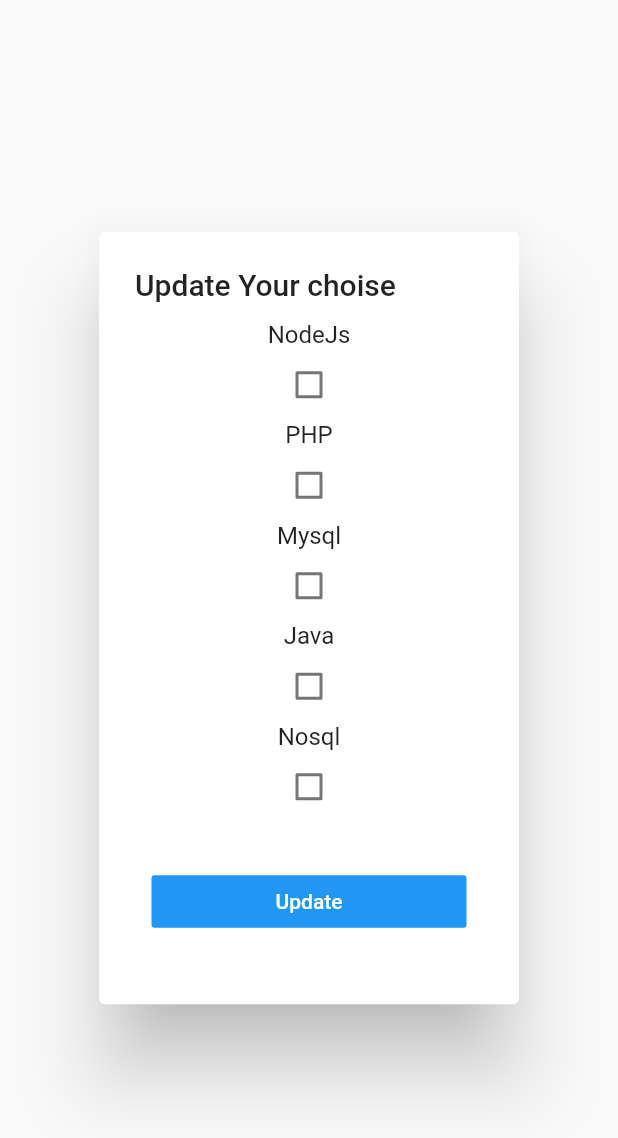
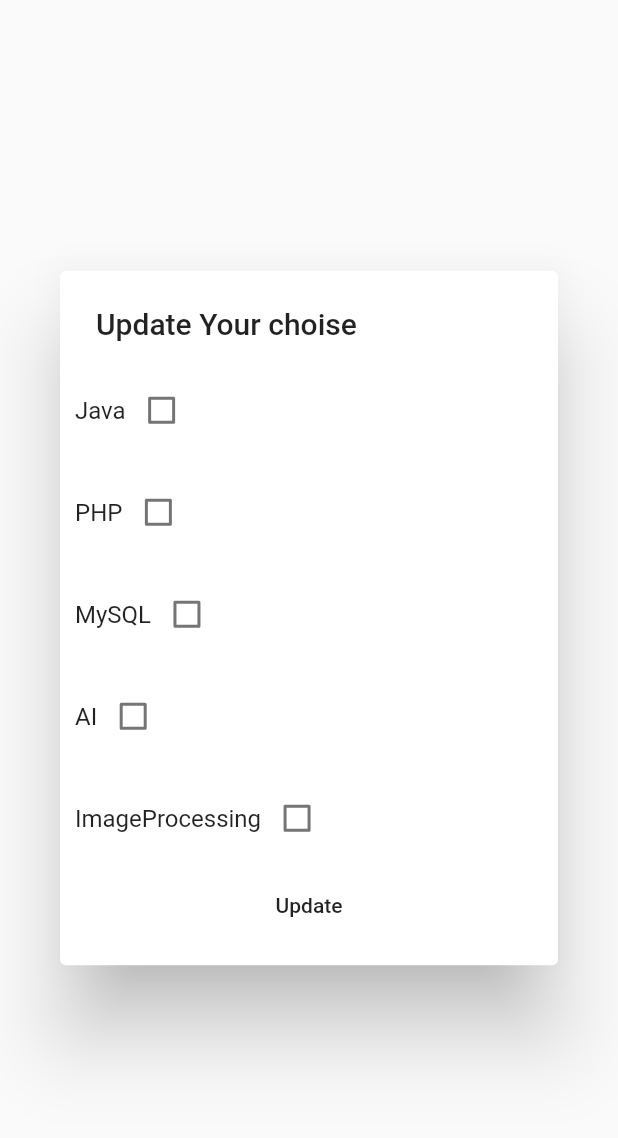
Before and after one commit to vidishashah25/OneNetwork, a Flutter app: the MySelection widget shown alone on an empty page, opened directly, after a tap on "Update", on a phone screen of 412 x 824 dp. Shown: the top 1138 px of the screen. Run offline on Flutter 3.47's test engine with Material 2 defaults, Android fonts, the phone set to English and light mode, and no system bars; our stand-ins replace dio, file_picker, fluttertoast, image_picker, shared_preferences; missing offline and left inert: progress_hud; accounts and stored records are empty; network calls fail.

Commit message:
Adding update intrests

```diff
--- a/lib/userprofile.dart
+++ b/lib/userprofile.dart
@@ -1,3 +1,4 @@
+import 'package:path_provider/path_provider.dart';
 import 'dart:convert';
 import 'dart:io';
 import 'package:async/async.dart';
@@ -7,6 +8,7 @@ import 'package:http/http.dart' as http;
 import 'package:login_page/changeuserprofile.dart';
 import 'package:login_page/updateresume.dart';
 import 'package:image_picker/image_picker.dart';
+import 'package:shared_preferences/shared_preferences.dart';
 class UserProfile extends StatefulWidget {
   @override
   _UserProfileState createState() => _UserProfileState();
@@ -23,9 +25,17 @@ class _UserProfileState extends State<UserProfile> {
   }
 
 
+  void _downloadResume()  async
+  {
+    print(resumelink);
+    Dio dio =new Dio();
+    final directory = await Directory.systemTemp.createTemp();Directory tempDir = await getApplicationDocumentsDirectory();
+    String tempPath = tempDir.path;
+    var response = await dio.download(resumelink,directory);
+    print(response.toString());
+  }
 
-
-  Widget_getImage() {
+  Widget_getImage(){
     if (userprofile == null) {
       return Container(
         width: 150.0,
@@ -50,7 +60,6 @@ class _UserProfileState extends State<UserProfile> {
                   '$userprofile',
                 ),
                 fit: BoxFit.cover,
-
               ),
               borderRadius: BorderRadius.all(Radius.circular(75.0)),
               boxShadow: [BoxShadow(blurRadius: 7.0, color: Colors.black)],
@@ -247,7 +256,11 @@ class _UserProfileState extends State<UserProfile> {
                                   ),
                                   SizedBox(width: 2.0,),
                                   SizedBox(width: 2.0),
-                                  Material(
+                                  GestureDetector(
+                                    onTap: ()=>{
+                                          _downloadResume()
+                                    },
+                                    child: Material(
                                         color: Colors.white70,
                                         child: MaterialButton(
                                             onPressed: null,
@@ -259,6 +272,7 @@ class _UserProfileState extends State<UserProfile> {
                                             ),
                                           ),
                                           shape: RoundedRectangleBorder(borderRadius: BorderRadius.circular(46.0)),
+                                        ),
                                     ),
                                   ),
                                   SizedBox(width: 59.0),
@@ -286,46 +300,7 @@ class _UserProfileState extends State<UserProfile> {
     );
   }
   //Checkbox variable Declartion
-  bool val1=false;
-  bool val2=false;
-  bool val3= false;
-  bool val4=false;
-  bool val5= false;
-  Widget checkbox(String title, bool boolValue) {
-    return Column(
-      mainAxisAlignment: MainAxisAlignment.center,
-      children: <Widget>[
-        Text(title),
-        Checkbox(
-          value: boolValue,
-          onChanged: (bool value) {
-            /// manage the state of each value
-            setState(() {
-              switch (title) {
-                case "Mon":
-//                  bool temp1=true;
-                  val1 = value;
-                  break;
-                case "Tue":
-                  val2 = value;
-                  break;
-                case "Wed":
-                  val3 = value;
-                  break;
-                case "Thu":
-                  val4 = value;
-                  break;
-                case "Fri":
-                  val5 = value;
-                  break;
 
-              }
-            });
-          },
-        )
-      ],
-    );
-  }
 
 
 
@@ -379,6 +354,8 @@ class _UserProfileState extends State<UserProfile> {
       builder: (BuildContext context)=>UpdateResume(),
     );
   }
+
+
 }
 
 
@@ -397,80 +374,150 @@ class MySelection extends StatefulWidget {
 class _MySelectionState extends State<MySelection> {
 
 
-  bool monVal = false;
-  bool tuVal = false;
-  bool wedVal = false;
-  bool thurVal = false;
-  bool friVal = false;
-  bool satVal = false;
-  bool sunVal = false;
+  SharedPreferences prefs;
+  var userid;
+  int i;
+  List<String> interest_arr =  new List();
+  bool java = false;
+  bool php = false;
+  bool mysql = false;
+  bool ai = false;
+  bool ip = false;
 
-  Widget checkbox(String title, bool boolValue) {
-    return Column(
+  getuserdata() async {
+    prefs = await SharedPreferences.getInstance();
+    userid = prefs.getString("userid");
+  }
+
+  @override
+  void initState() {
+    // TODO: implement initState
+    getuserdata();
+  }
+  void _getInterest() async {
+    Dio dio = new Dio();
+    String url1 = "http://onenetwork.ddns.net/api/update_interests.php?userid=$userid";
+    //
+    print(interest_arr.length);
+    for(int i=0;i<interest_arr.length;i++)
+    {
+      print("hello");
+      //url=url+"&arr[$i]="+interest_arr[i];
+      url1=url1+"&arr[$i]="+interest_arr[i];
+    }
+    print(url1);
+    url1= Uri.encodeFull(url1);
+    final response = await dio.get(url1);
+    String ans = response.toString();
+    print(ans);
+    var responseJson = jsonDecode(ans);
+    var result = responseJson["error"];
+    print(result);
+    if(result=="false")
+    {
+     Navigator.pop(context);
+    }
+  }
+
+
+  void onChanged(bool value, String title) {
+    setState(() {
+      switch(title)
+      {
+        case "Java":
+          java = value;
+          break;
+        case "PHP":
+          php = value;
+          break;
+        case "MySQL":
+          mysql = value;
+          break;
+        case "AI":
+          ai = value;
+          break;
+        case "ImageProcessing":
+          ip = value;
+          break;
+      }
+    });
+  }
+  Widget checkbox(String title, bool boolValue)
+  {
+    return Container(
+      child: Padding(
+        padding: EdgeInsets.all(10.0),
+        child: Column(
           mainAxisAlignment: MainAxisAlignment.center,
           children: <Widget>[
-        Text(title),
+            new Row(
+              children: <Widget>[
+                new Text(title),
                 Checkbox(
                   value: boolValue,
                   onChanged: (bool value) {
-            /// manage the state of each value
-            setState(() {
-              switch (title) {
-                case "NodeJs":
-                  monVal = value;
-//                  print(monVal);
-                  break;
-                case "PHP":
-                  tuVal = value;
-//                  print(tuVal);
-                  break;
-                case "Mysql":
-                  wedVal = value;
-//                  print(wedVal);
-                  break;
-                case "Java":
-                  thurVal = value;
-                  print(thurVal);
-                  break;
-                case "Nosql":
-                  friVal = value;
-//                  print(friVal);
-                  break;
-                case "Java":
-                  satVal = value;
-                  break;
-                case "Sun":
-                  sunVal = value;
-                  break;
-              }
-            });
+                    onChanged(value, title);
                     },
                 )
               ],
+            )
+          ],
+        ),
+      ),
     );
   }
-
-
   @override
   Widget build(BuildContext context) {
     return SimpleDialog(
           title: Text('Update Your choise'),
           children: <Widget>[
-            checkbox("NodeJs", monVal),
-            checkbox("PHP", tuVal),
-            checkbox("Mysql", wedVal),
-            checkbox("Java", thurVal),
-            checkbox("Nosql", friVal),
-            Container(
-              margin: EdgeInsets.all(35.0),
-              height: 35.0,
-              width: 35.0,
-              child: FlatButton(
-                textColor: Colors.white,
-                color: Colors.blue,
-                  onPressed: ()=>{},
-                  child: Text('Update')),
-            )
+            Column(
+                children: <Widget>[
+
+                  Column(
+                    children: <Widget>[
+                      checkbox("Java", java),
+                      checkbox("PHP", php),
+                      checkbox("MySQL", mysql),
+                      checkbox("AI", ai),
+                      checkbox("ImageProcessing", ip),
+                    ],
+                  ),
+                  MaterialButton(
+                    minWidth: MediaQuery.of(context).size.width,
+                    padding: EdgeInsets.fromLTRB(20.0, 15.0, 20.0, 15.0),
+                    onPressed: () {
+                      if(java==true)
+                      {
+                        print(java);
+                        interest_arr.add("6");
+                      }
+                      if(php==true)
+                      {
+                        interest_arr.add("7");
+                      }
+                      if(mysql==true)
+                      {
+                        interest_arr.add("8");
+                      }
+                      if(ai==true)
+                      {
+                        interest_arr.add("9");
+                      }
+                      if(ip==true)
+                      {
+                        interest_arr.add("10");
+                      }
+                      print(interest_arr);
+                      _getInterest();
+                    },
+                    child: Text('Update',textAlign: TextAlign.center,),
+
+
+                  ),
+                ],
+
+            ),
           ],
     );
   }
--- a/pubspec.yaml
+++ b/pubspec.yaml
@@ -27,6 +27,8 @@ dependencies:
   file_picker: ^1.3.3
   shared_preferences: ^0.4.2
   image_picker: ^0.5.3+1
+  path_provider: ^0.5.0+1
+
 
 
 dev_dependencies:
```
Also changed, not shown: lib/updateresume.dart (+7 -5 lines). Lines whose indentation alone changed are shown as unchanged.
